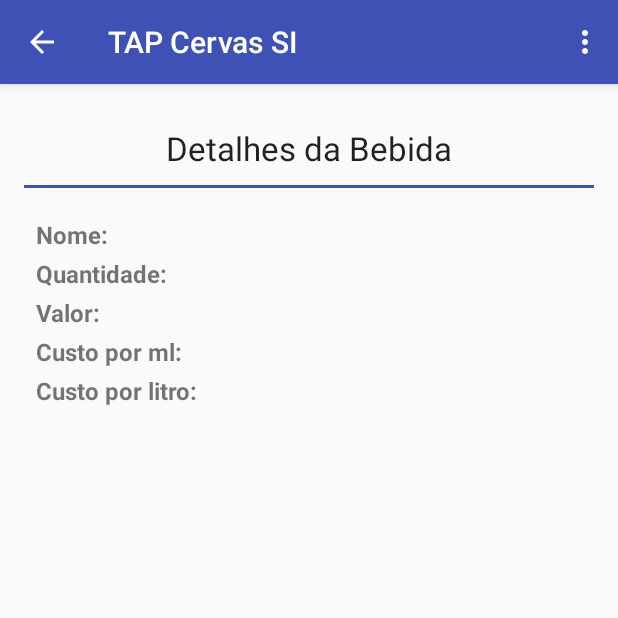
After one commit to gesielrios/Cervas, an Android app: the DrinkDetailActivity screen opened directly, with no data from a screen before it, on a phone screen of 412 x 824 dp, the top half of it. The commit adds this screen. Run offline under Robolectric (Android 15) with nearby library versions, the phone set to English and light mode, and no system bars.

Commit message:
Implementacao da activity de detalhes da bebida.

```diff
--- /dev/null
+++ b/app/src/main/java/br/edu/febac/cervas/CervasBaseActivity.java
@@ -0,0 +1,36 @@
+package br.edu.febac.cervas;
+
+import android.content.Intent;
+import android.support.v7.app.AppCompatActivity;
+import android.view.Menu;
+import android.view.MenuItem;
+
+/**
+ * Created by gesie on 23/09/2016.
+ */
+
+public class CervasBaseActivity extends AppCompatActivity {
+
+    @Override
+    public boolean onCreateOptionsMenu(Menu menu) {
+        getMenuInflater().inflate(R.menu.menu_main, menu);
+        return true;
+    }
+
+    @Override
+    public boolean onOptionsItemSelected(MenuItem item) {
+
+        switch (item.getItemId()) {
+            case android.R.id.home:
+                finish();
+                break;
+            case R.id.about_item_menu:
+                startActivity(new Intent(this, AboutActivity.class));
+                break;
+        }
+
+        return super.onOptionsItemSelected(item);
+    }
+
+
+}
--- /dev/null
+++ b/app/src/main/java/br/edu/febac/cervas/DrinkDetailActivity.java
@@ -0,0 +1,71 @@
+package br.edu.febac.cervas;
+
+import android.content.Intent;
+import android.support.v7.app.AppCompatActivity;
+import android.os.Bundle;
+import android.widget.ImageView;
+import android.widget.TextView;
+
+import br.edu.febac.cervas.model.Bebida;
+
+public class DrinkDetailActivity extends CervasBaseActivity {
+
+    private ImageView drinkImage;
+    private TextView nameDrinkField;
+    private TextView amountDrinkField;
+    private TextView valueDrinkField;
+    private TextView MlCostDrinkField;
+    private TextView CostPerLitreDrinkField;
+
+    @Override
+    protected void onCreate(Bundle savedInstanceState) {
+        super.onCreate(savedInstanceState);
+        setContentView(R.layout.activity_drink_detail);
+        getSupportActionBar().setDisplayHomeAsUpEnabled(true);
+
+        drinkImage = (ImageView) findViewById(R.id.image_drink_detail);
+        nameDrinkField = (TextView) findViewById(R.id.name_drink_detail);
+        amountDrinkField = (TextView) findViewById(R.id.amount_drink_detail);
+        valueDrinkField = (TextView) findViewById(R.id.value_drink_detail);
+        MlCostDrinkField = (TextView) findViewById(R.id.cost_ml_drink_detail);
+        CostPerLitreDrinkField = (TextView) findViewById(R.id.cost_per_litre_drink_detail);
+
+        Intent intent = getIntent();
+        Bebida bebida = (Bebida) intent.getSerializableExtra("bebida");
+
+        if (bebida != null)
+            preencherDados(bebida);
+
+    }
+
+    private void preencherDados(Bebida bebida) {
+
+        drinkImage.setImageResource(garregaImagem(bebida));
+        nameDrinkField.setText(bebida.getNome());
+        amountDrinkField.setText(bebida.getQuantidade() + " ml");
+        valueDrinkField.setText("R$ " + String.format("%.2f", new Object[]{Float.valueOf(bebida.getValor())}));
+        MlCostDrinkField.setText("R$ " + String.format("%.4f", new Object[]{Float.valueOf(bebida.getCusto())}));
+        CostPerLitreDrinkField.setText("R$ " + String.format("%.2f", new Object[]{Float.valueOf(bebida.getCustoPorLivro())}));
+    }
+
+    private int garregaImagem(Bebida bebida) {
+
+        switch (bebida.getImagemID()) {
+            case R.drawable.garrafa:
+                return R.drawable.garrafa;
+            case R.drawable.lata:
+                return R.drawable.lata;
+            case R.drawable.litrao:
+                return R.drawable.litrao;
+            case R.drawable.latona:
+                return R.drawable.latona;
+            case R.drawable.longneck:
+                return R.drawable.longneck;
+            case R.drawable.barril:
+                return R.drawable.barril;
+            default:
+                return R.drawable.interrogacao;
+        }
+    }
+
+}
--- a/app/src/main/java/br/edu/febac/cervas/adapter/BebidasAdapter.java
+++ b/app/src/main/java/br/edu/febac/cervas/adapter/BebidasAdapter.java
@@ -56,7 +56,7 @@ public class BebidasAdapter extends BaseAdapter {
         number.setText(String.valueOf(position + 1) + "ª");
 
         TextView description = (TextView) view.findViewById(R.id.description_item);
-        description.setText(bebida.getNome());
+        description.setText(bebida.toString());
 
         TextView cost = (TextView) view.findViewById(R.id.cost_item);
         cost.setText(String.format("%.4f", new Object[]{Float.valueOf(bebida.getCusto())}));
--- a/app/src/main/res/layout/activity_about.xml
+++ b/app/src/main/res/layout/activity_about.xml
@@ -1,5 +1,4 @@
 <?xml version="1.0" encoding="utf-8"?>
-
 <ScrollView xmlns:android="http://schemas.android.com/apk/res/android"
     xmlns:tools="http://schemas.android.com/tools"
     android:layout_width="match_parent"
--- /dev/null
+++ b/app/src/main/res/layout/activity_drink_detail.xml
@@ -0,0 +1,176 @@
+<?xml version="1.0" encoding="utf-8"?>
+<ScrollView xmlns:android="http://schemas.android.com/apk/res/android"
+    xmlns:tools="http://schemas.android.com/tools"
+    android:layout_width="match_parent"
+    android:layout_height="match_parent">
+
+    <LinearLayout
+        android:layout_width="match_parent"
+        android:layout_height="match_parent"
+        android:orientation="vertical"
+        android:paddingBottom="@dimen/activity_vertical_margin"
+        android:paddingLeft="@dimen/activity_horizontal_margin"
+        android:paddingRight="@dimen/activity_horizontal_margin"
+        android:paddingTop="@dimen/activity_vertical_margin"
+        tools:context="br.edu.febac.cervas.AboutActivity">
+
+        <LinearLayout
+            android:layout_width="match_parent"
+            android:layout_height="wrap_content"
+            android:orientation="vertical">
+
+            <TextView
+                android:layout_width="wrap_content"
+                android:layout_height="wrap_content"
+                android:layout_gravity="center"
+                android:paddingTop="12dp"
+                android:text="Detalhes da Bebida"
+                android:textAppearance="?android:textAppearanceLarge" />
+
+            <LinearLayout
+                android:layout_width="match_parent"
+                android:layout_height="2dp"
+                android:layout_marginBottom="20dp"
+                android:layout_marginTop="10dp"
+                android:background="@color/colorPrimary"
+                android:orientation="vertical" />
+
+            <LinearLayout
+                android:layout_width="match_parent"
+                android:layout_height="wrap_content"
+                android:orientation="horizontal"
+                android:gravity="bottom">
+
+                <ImageView
+                    android:layout_width="wrap_content"
+                    android:layout_height="wrap_content"
+                    android:id="@+id/image_drink_detail" />
+
+                <LinearLayout
+                    android:layout_width="match_parent"
+                    android:layout_height="wrap_content"
+                    android:orientation="vertical">
+
+                    <LinearLayout
+                        android:layout_width="match_parent"
+                        android:layout_height="wrap_content"
+                        android:orientation="horizontal"
+                        android:layout_marginBottom="4dp">
+
+                        <TextView
+                            android:layout_width="wrap_content"
+                            android:layout_height="wrap_content"
+                            android:text="Nome:"
+                            android:textStyle="bold"
+                            android:layout_marginRight="8dp"
+                            android:layout_marginLeft="8dp"
+                            android:textSize="16sp"/>
+
+                        <TextView
+                            android:layout_width="wrap_content"
+                            android:layout_height="wrap_content"
+                            android:id="@+id/name_drink_detail"
+                            android:textSize="16sp"/>
+
+                    </LinearLayout>
+
+                    <LinearLayout
+                        android:layout_width="match_parent"
+                        android:layout_height="wrap_content"
+                        android:orientation="horizontal"
+                        android:layout_marginBottom="4dp">
+
+                        <TextView
+                            android:layout_width="wrap_content"
+                            android:layout_height="wrap_content"
+                            android:text="Quantidade:"
+                            android:textStyle="bold"
+                            android:layout_marginRight="8dp"
+                            android:layout_marginLeft="8dp"
+                            android:textSize="16sp"/>
+
+                        <TextView
+                            android:layout_width="wrap_content"
+                            android:layout_height="wrap_content"
+                            android:id="@+id/amount_drink_detail"
+                            android:textSize="16sp"/>
+
+                    </LinearLayout>
+
+                    <LinearLayout
+                        android:layout_width="match_parent"
+                        android:layout_height="wrap_content"
+                        android:orientation="horizontal"
+                        android:layout_marginBottom="4dp">
+
+                        <TextView
+                            android:layout_width="wrap_content"
+                            android:layout_height="wrap_content"
+                            android:text="Valor:"
+                            android:textStyle="bold"
+                            android:layout_marginRight="8dp"
+                            android:layout_marginLeft="8dp"
+                            android:textSize="16sp"/>
+
+                        <TextView
+                            android:layout_width="wrap_content"
+                            android:layout_height="wrap_content"
+                            android:id="@+id/value_drink_detail"
+                            android:textSize="16sp"/>
+
+                    </LinearLayout>
+
+                    <LinearLayout
+                        android:layout_width="match_parent"
+                        android:layout_height="wrap_content"
+                        android:orientation="horizontal"
+                        android:layout_marginBottom="4dp">
+
+                        <TextView
+                            android:layout_width="wrap_content"
+                            android:layout_height="wrap_content"
+                            android:text="Custo por ml:"
+                            android:textStyle="bold"
+                            android:layout_marginRight="8dp"
+                            android:layout_marginLeft="8dp"
+                            android:textSize="16sp"/>
+
+                        <TextView
+                            android:layout_width="wrap_content"
+                            android:layout_height="wrap_content"
+                            android:id="@+id/cost_ml_drink_detail"
+                            android:textSize="16sp"/>
+
+                    </LinearLayout>
+
+                    <LinearLayout
+                        android:layout_width="match_parent"
+                        android:layout_height="wrap_content"
+                        android:orientation="horizontal">
+
+                        <TextView
+                            android:layout_width="wrap_content"
+                            android:layout_height="wrap_content"
+                            android:text="Custo por litro:"
+                            android:textStyle="bold"
+                            android:layout_marginRight="8dp"
+                            android:layout_marginLeft="8dp"
+                            android:textSize="16sp"/>
+
+                        <TextView
+                            android:layout_width="wrap_content"
+                            android:layout_height="wrap_content"
+                            android:id="@+id/cost_per_litre_drink_detail"
+                            android:textSize="16sp"/>
+
+                    </LinearLayout>
+
+                </LinearLayout>
+
+            </LinearLayout>
+
+        </LinearLayout>
+
+    </LinearLayout>
+
+</ScrollView>
--- a/app/src/main/res/layout/activity_main.xml
+++ b/app/src/main/res/layout/activity_main.xml
@@ -207,7 +207,7 @@
                 <ImageView
                     android:layout_width="wrap_content"
                     android:layout_height="wrap_content"
-                    android:src="@drawable/latao"
+                    android:src="@drawable/latona"
                     android:paddingRight="5dp"/>
 
                 <LinearLayout
```
Also changed, not shown: app/src/main/AndroidManifest.xml (+9 -7 lines), app/src/main/java/br/edu/febac/cervas/MainActivity.java (+9 -27 lines), app/src/main/java/br/edu/febac/cervas/ResultActivity.java (+18 -24 lines), app/src/main/java/br/edu/febac/cervas/model/Bebida.java (+8 -2 lines), app/src/main/res/drawable/latona.png (renamed from app/src/main/res/drawable/latao.png).
